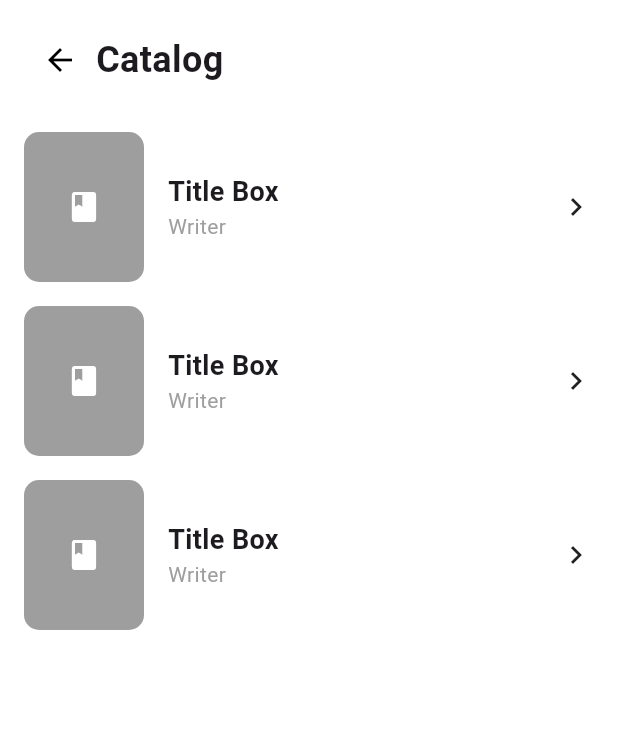
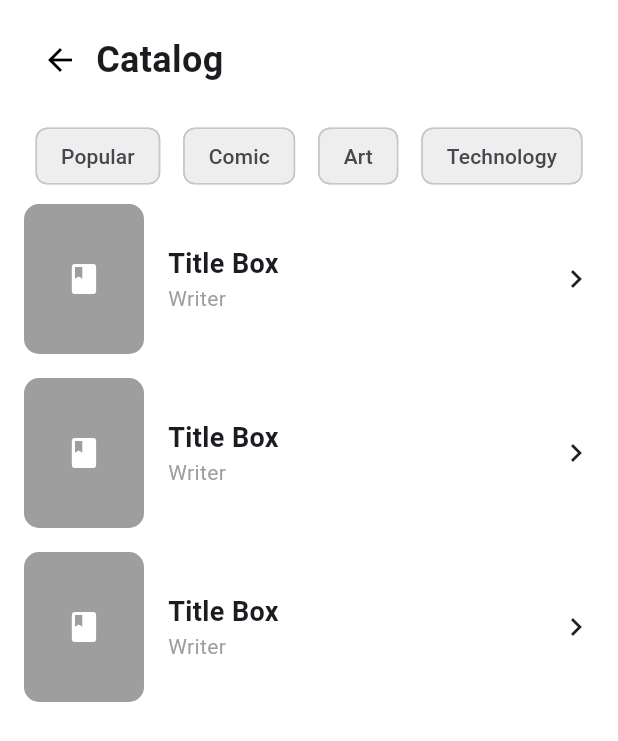
Before and after one commit to MuhammadFelda/Library-System-Mobile-App, a Flutter app: the CatalogPage screen opened directly, on a phone screen of 412 x 824 dp. Shown: the top 741 px of the screen. Run offline on Flutter 3.47's test engine with Material 3 defaults, Android fonts, the phone set to English and light mode, and no system bars.

Commit message:
updated catalog_page

```diff
--- a/lib/pages/catalog_page.dart
+++ b/lib/pages/catalog_page.dart
@@ -34,7 +34,10 @@ class CatalogPage extends StatelessWidget {
               child: Row(
                 mainAxisAlignment: MainAxisAlignment.spaceAround,
                 children: [
-
+                  _buildCategoryChip('Popular'),
+                  _buildCategoryChip('Comic'),
+                  _buildCategoryChip('Art'),
+                  _buildCategoryChip('Technology'),
                 ],
               ),
             ),
@@ -94,7 +97,7 @@ class CatalogPage extends StatelessWidget {
               ],
             ),
           ),
-          Icon(Icons.chevron_right) ,
+          Icon(Icons.chevron_right),
         ],
       ),
     );
```
